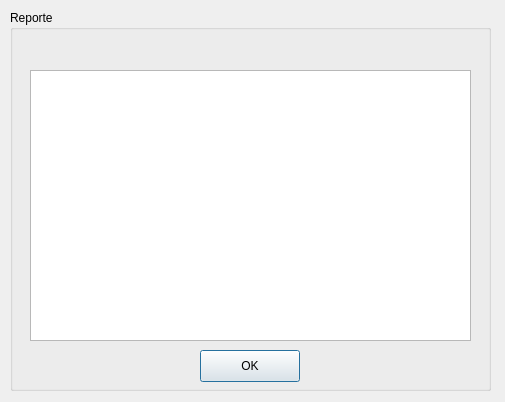
Qt form reportes.ui (jairoaguilarts/Desktop-App-Proyect) before a commit.
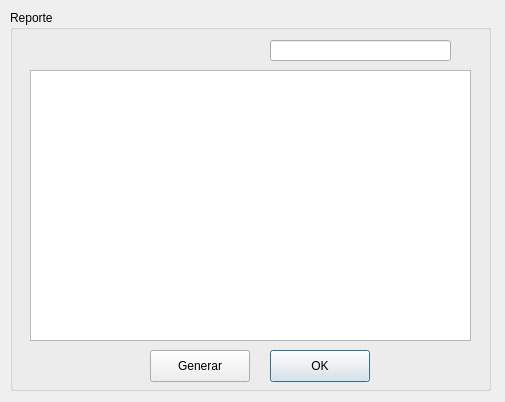
The same form after that commit.

Commit message: Reporte para los clientes

```diff
--- a/reportes.ui
+++ b/reportes.ui
@@ -40,7 +40,7 @@
      <rect>
       <x>20</x>
       <y>30</y>
-      <width>281</width>
+      <width>211</width>
       <height>16</height>
      </rect>
     </property>
@@ -51,7 +51,7 @@
    <widget class="QPushButton" name="PB_Ok">
     <property name="geometry">
      <rect>
-      <x>190</x>
+      <x>260</x>
       <y>340</y>
       <width>100</width>
       <height>32</height>
@@ -61,6 +61,29 @@
      <string>OK</string>
     </property>
    </widget>
+   <widget class="QLineEdit" name="LE_ID">
+    <property name="geometry">
+     <rect>
+      <x>260</x>
+      <y>30</y>
+      <width>181</width>
+      <height>21</height>
+     </rect>
+    </property>
+   </widget>
+   <widget class="QPushButton" name="pushButton">
+    <property name="geometry">
+     <rect>
+      <x>140</x>
+      <y>340</y>
+      <width>100</width>
+      <height>32</height>
+     </rect>
+    </property>
+    <property name="text">
+     <string>Generar</string>
+    </property>
+   </widget>
   </widget>
  </widget>
  <resources/>
```
Left out of the diff: 2 changed lines with no effect on the pictures. The commit also changes 5 other files.
